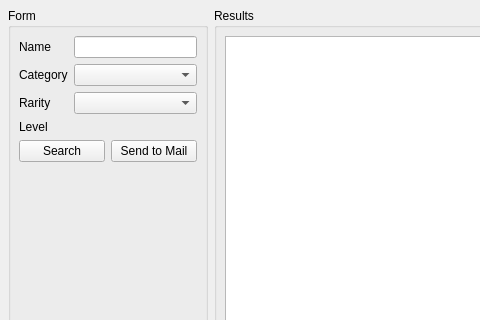
The window that ui/components/stackable_search/stackable_search.ui (evrins/dnf-gm-tool) describes before a commit, drawn with Qt 5; both pictures show x 0 to 480 and y 0 to 320 of the 967 by 678 pixel window.
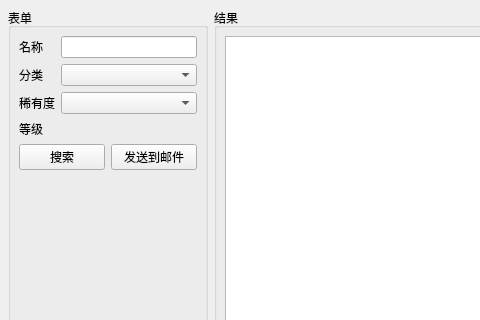
The same window after the commit. Custom widgets are drawn as their Qt base class.

```diff
--- a/ui/components/stackable_search/stackable_search.ui
+++ b/ui/components/stackable_search/stackable_search.ui
@@ -53,7 +53,7 @@
       </size>
      </property>
      <property name="title">
-      <string>Form</string>
+      <string>表单</string>
      </property>
      <layout class="QFormLayout" name="formLayout">
       <property name="leftMargin">
@@ -71,7 +71,7 @@
       <item row="0" column="0">
        <widget class="QLabel" name="name_label">
         <property name="text">
-         <string>Name</string>
+         <string>名称</string>
         </property>
        </widget>
       </item>
@@ -81,7 +81,7 @@
       <item row="1" column="0">
        <widget class="QLabel" name="category_label">
         <property name="text">
-         <string>Category</string>
+         <string>分类</string>
         </property>
        </widget>
       </item>
@@ -91,7 +91,7 @@
       <item row="2" column="0">
        <widget class="QLabel" name="rarity_label">
         <property name="text">
-         <string>Rarity</string>
+         <string>稀有度</string>
         </property>
        </widget>
       </item>
@@ -101,7 +101,7 @@
       <item row="3" column="0">
        <widget class="QLabel" name="level_label">
         <property name="text">
-         <string>Level</string>
+         <string>等级</string>
         </property>
        </widget>
       </item>
@@ -133,14 +133,14 @@
          <item>
           <widget class="QPushButton" name="search_btn">
            <property name="text">
-            <string>Search</string>
+            <string>搜索</string>
            </property>
           </widget>
          </item>
          <item>
           <widget class="QPushButton" name="submit_btn">
            <property name="text">
-            <string>Send to Mail</string>
+            <string>发送到邮件</string>
            </property>
           </widget>
          </item>
@@ -153,7 +153,7 @@
    <item>
     <widget class="QGroupBox" name="result_group">
      <property name="title">
-      <string>Results</string>
+      <string>结果</string>
      </property>
      <layout class="QVBoxLayout" name="verticalLayout">
       <property name="leftMargin">
```
